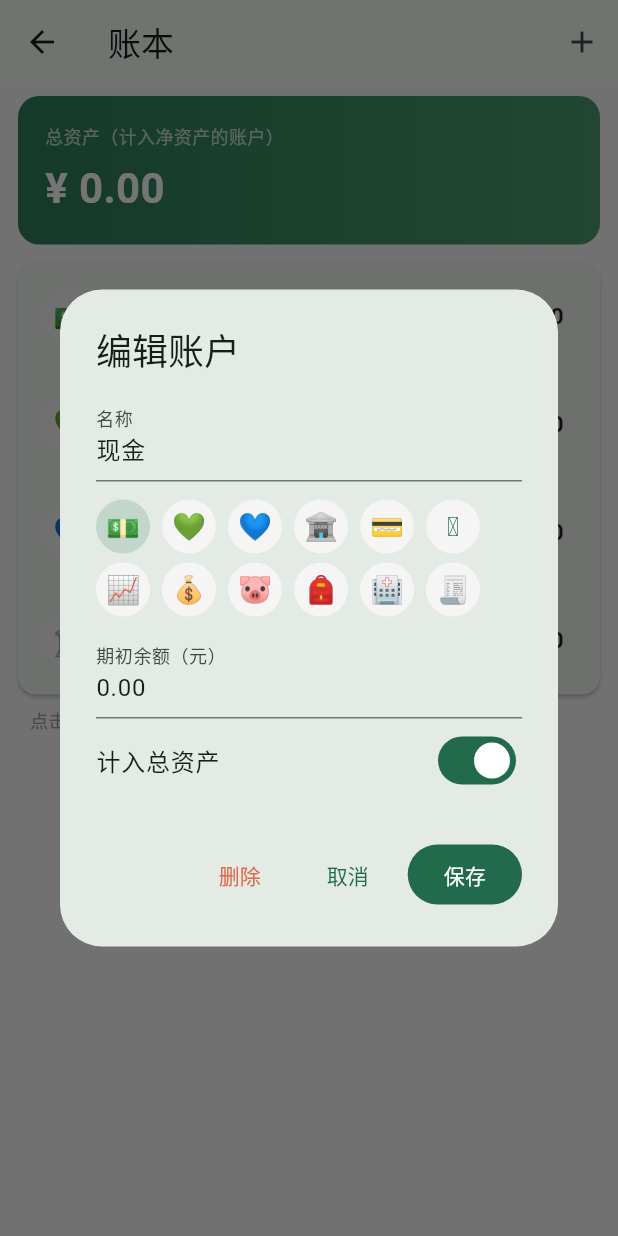
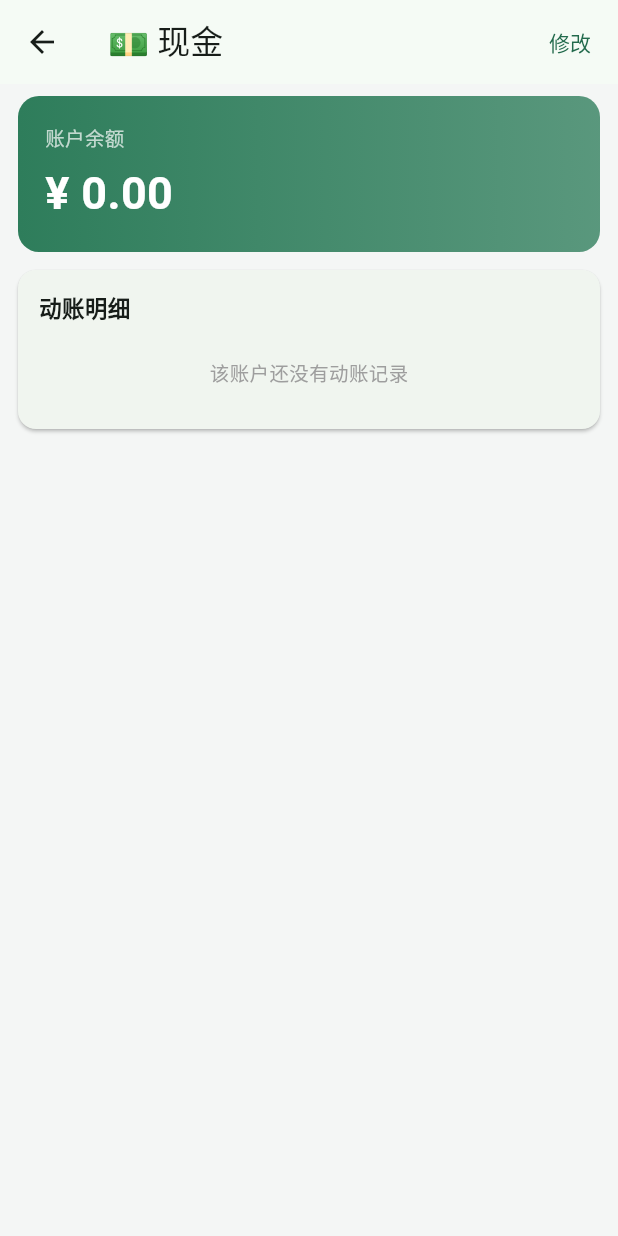
Before and after one commit to microcontrollerYuki/AAExpenseSplitter, a Flutter app: the AccountsPage screen opened directly, after a tap on "现金", on a phone screen of 412 x 824 dp. Run offline on Flutter 3.47's test engine with Material 3 defaults, Android fonts, the phone set to English and light mode, and no system bars; our stand-ins replace drift, file_picker, fl_chart, flutter_riverpod, image_picker, share_plus; missing offline and left inert: cryptography, google_mlkit_text_recognition; accounts and stored records are empty; generated files the repository leaves out were written again.

Commit message:
feat: 账户信息页——点击账户查看余额与动账明细，修改需显式进入
新增 AccountInfoPage：账户余额 + 按月分组动账明细（流入/流出小计，点明细进只读账单详情）；「修改」才打开账户编辑弹窗，删除后自动返回列表。账本页点账户改入信息页；showAccountEditor 抽为公共入口（新建/修改共用）。附文档（含上一条只读详情的补记）。

```diff
--- /dev/null
+++ b/app/lib/pages/account_info_page.dart
@@ -0,0 +1,194 @@
+import 'package:flutter/material.dart';
+import 'package:flutter_riverpod/flutter_riverpod.dart';
+
+import '../data/app_database.dart';
+import '../providers.dart';
+import '../theme.dart';
+import '../utils/balance.dart';
+import '../utils/money.dart';
+import 'accounts_page.dart';
+import 'bill_detail_page.dart';
+
+/// 账户信息页：资产账户的余额与动账明细（只读视图）。
+/// 「修改」才进入账户编辑弹窗（名称/图标/期初余额等）。
+class AccountInfoPage extends ConsumerWidget {
+  const AccountInfoPage({super.key, required this.account});
+
+  final Account account;
+
+  @override
+  Widget build(BuildContext context, WidgetRef ref) {
+    final accounts = ref.watch(accountsProvider).value ?? const <Account>[];
+    final bills = ref.watch(allBillsProvider).value ?? const <Bill>[];
+    final balance = computeBalances(accounts, bills)[account.id] ?? 0;
+
+    // 该账户的动账明细：支出/收入命中本账户，转账双方都算
+    final related = bills
+        .where((b) => b.accountId == account.id || b.toAccountId == account.id)
+        .toList();
+
+    return Scaffold(
+      appBar: AppBar(
+        title: Text('${account.emoji} ${account.name}'),
+        actions: [
+          TextButton(
+            onPressed: () async {
+              final deleted = await showAccountEditor(
+                context,
+                ref.read(databaseProvider),
+                account: account,
+                newSort: account.sort,
+              );
+              // 编辑弹窗里执行了删除 → 返回账户列表
+              if (deleted == true && context.mounted) {
+                Navigator.of(context).pop();
+              }
+            },
+            child: const Text('修改'),
+          ),
+        ],
+      ),
+      body: ListView(
+        padding: const EdgeInsets.fromLTRB(12, 8, 12, 24),
+        children: [
+          _balanceCard(balance),
+          const SizedBox(height: 12),
+          _detailCard(context, related),
+        ],
+      ),
+    );
+  }
+
+  Widget _balanceCard(int balance) {
+    return Container(
+      width: double.infinity,
+      padding: const EdgeInsets.all(18),
+      decoration: BoxDecoration(
+        gradient: LinearGradient(colors: [
+          kPrimaryColor,
+          kPrimaryColor.withValues(alpha: 0.78),
+        ]),
+        borderRadius: BorderRadius.circular(14),
+      ),
+      child: Column(
+        crossAxisAlignment: CrossAxisAlignment.start,
+        children: [
+          const Text('账户余额',
+              style: TextStyle(fontSize: 13, color: Colors.white70)),
+          const SizedBox(height: 6),
+          Text('¥ ${centsToText(balance)}',
+              style: const TextStyle(
+                  fontSize: 30,
+                  fontWeight: FontWeight.bold,
+                  color: Colors.white)),
+        ],
+      ),
+    );
+  }
+
+  /// 动账明细：按月分组，每月带流入/流出小计
+  Widget _detailCard(BuildContext context, List<Bill> related) {
+    final byMonth = <String, List<Bill>>{};
+    for (final b in related) {
+      final d = DateTime.fromMillisecondsSinceEpoch(b.dateMs);
+      byMonth.putIfAbsent('${d.year}-${d.month}', () => []).add(b);
+    }
+    final monthKeys = byMonth.keys.toList()
+      ..sort((a, b) => b.compareTo(a)); // 近月在前
+
+    return Card(
+      margin: EdgeInsets.zero,
+      child: Padding(
+        padding: const EdgeInsets.symmetric(vertical: 8),
+        child: Column(
+          crossAxisAlignment: CrossAxisAlignment.start,
+          children: [
+            const Padding(
+              padding: EdgeInsets.fromLTRB(14, 6, 14, 4),
+              child: Text('动账明细',
+                  style:
+                      TextStyle(fontSize: 15, fontWeight: FontWeight.w600)),
+            ),
+            if (related.isEmpty)
+              const Padding(
+                padding: EdgeInsets.all(20),
+                child: Center(
+                    child: Text('该账户还没有动账记录',
+                        style: TextStyle(color: Colors.grey, fontSize: 13))),
+              ),
+            for (final key in monthKeys) ...[
+              Padding(
+                padding: const EdgeInsets.fromLTRB(14, 10, 14, 2),
+                child: _monthHeader(key, byMonth[key]!),
+              ),
+              for (final b in byMonth[key]!) _billTile(context, b),
+            ],
+          ],
+        ),
+      ),
+    );
+  }
+
+  Widget _monthHeader(String key, List<Bill> bills) {
+    var inflow = 0;
+    var outflow = 0;
+    for (final b in bills) {
+      final inAmt = _inflowOf(b);
+      final outAmt = _outflowOf(b);
+      inflow += inAmt;
+      outflow += outAmt;
+    }
+    final parts = key.split('-');
+    return Row(
+      children: [
+        Text('${parts[1].padLeft(2, '0')}月',
+            style: const TextStyle(fontSize: 14, fontWeight: FontWeight.w600)),
+        const Spacer(),
+        Text('流入:¥${centsToText(inflow)}  流出:¥${centsToText(outflow)}',
+            style: const TextStyle(fontSize: 12, color: Colors.grey)),
+      ],
+    );
+  }
+
+  /// 流入本账户的金额（收入到账 / 转入）
+  int _inflowOf(Bill b) {
+    if (b.type == 1 && b.accountId == account.id) return b.amount;
+    if (b.type == 2 && b.toAccountId == account.id) return b.amount;
+    return 0;
+  }
+
+  /// 流出本账户的金额（支出 / 转出）
+  int _outflowOf(Bill b) {
+    if (b.type == 0 && b.accountId == account.id) return b.amount;
+    if (b.type == 2 && b.accountId == account.id) return b.amount;
+    return 0;
+  }
+
+  Widget _billTile(BuildContext context, Bill b) {
+    final inflow = _inflowOf(b) > 0;
+    final amount = inflow ? _inflowOf(b) : _outflowOf(b);
+    final d = DateTime.fromMillisecondsSinceEpoch(b.dateMs);
+    final title = b.type == 2
+        ? (b.accountId == account.id ? '转出' : '转入')
+        : (b.note.isEmpty ? (b.type == 0 ? '支出' : '收入') : b.note);
+    return ListTile(
+      dense: true,
+      leading: Text(b.type == 2 ? '🔁' : (b.type == 0 ? '💸' : '💰'),
+          style: const TextStyle(fontSize: 20)),
+      title: Text(title, maxLines: 1, overflow: TextOverflow.ellipsis),
+      subtitle: Text(
+          '${d.month}-${d.day.toString().padLeft(2, '0')} ${d.hour.toString().padLeft(2, '0')}:${d.minute.toString().padLeft(2, '0')}',
+          style: const TextStyle(fontSize: 12, color: Colors.grey)),
+      trailing: Text(
+        '${inflow ? '+' : '-'}${centsToText(amount)}',
+        style: TextStyle(
+            fontSize: 14,
+            fontWeight: FontWeight.w600,
+            color: inflow ? kIncomeColor : kExpenseColor),
+      ),
+      onTap: () => Navigator.of(context).push(
+        MaterialPageRoute(builder: (_) => BillDetailPage(bill: b)),
+      ),
+    );
+  }
+}
--- a/app/lib/pages/accounts_page.dart
+++ b/app/lib/pages/accounts_page.dart
@@ -9,6 +9,7 @@ import '../providers.dart';
 import '../theme.dart';
 import '../utils/balance.dart';
 import '../utils/money.dart';
+import 'account_info_page.dart';
 
 /// 账本页：总资产 + 账户列表（增改删）
 class AccountsPage extends ConsumerWidget {
@@ -31,8 +32,9 @@ class AccountsPage extends ConsumerWidget {
           IconButton(
             icon: const Icon(Icons.add),
             tooltip: '添加账户',
-            onPressed: () =>
-                _openEdit(context, ref.read(databaseProvider), null, accounts.length),
+            onPressed: () => showAccountEditor(
+                context, ref.read(databaseProvider),
+                account: null, newSort: accounts.length),
           ),
         ],
       ),
@@ -88,8 +90,11 @@ class AccountsPage extends ConsumerWidget {
                             : Colors.black87,
                       ),
                     ),
-                    onTap: () => _openEdit(
-                        context, ref.read(databaseProvider), a, accounts.length),
+                    // 点击进入账户信息页（余额 + 动账明细），「修改」才打开编辑弹窗
+                    onTap: () => Navigator.of(context).push(
+                      MaterialPageRoute(
+                          builder: (_) => AccountInfoPage(account: a)),
+                    ),
                   ),
               ],
             ),
@@ -97,22 +102,28 @@ class AccountsPage extends ConsumerWidget {
           const SizedBox(height: 8),
           const Padding(
             padding: EdgeInsets.symmetric(horizontal: 8),
-            child: Text('点击账户可编辑；仍有账单关联的账户无法删除',
+            child: Text('点击账户查看余额与动账明细；仍有账单关联的账户无法删除',
                 style: TextStyle(fontSize: 12, color: Colors.grey)),
           ),
         ],
       ),
     );
   }
+}
 
-  void _openEdit(
-      BuildContext context, AppDatabase db, Account? acc, int accountCount) {
-    showDialog(
-      context: context,
-      builder: (_) => _AccountDialog(
-          db: db, account: acc, newSort: accountCount),
-    );
-  }
+/// 打开账户编辑弹窗（新建 account 传 null）：账本「+」与账户信息页「修改」共用。
+/// 返回 true 表示执行了删除
+Future<bool?> showAccountEditor(
+  BuildContext context,
+  AppDatabase db, {
+  Account? account,
+  required int newSort,
+}) {
+  return showDialog<bool>(
+    context: context,
+    builder: (_) =>
+        _AccountDialog(db: db, account: account, newSort: newSort),
+  );
 }
 
 class _AccountDialog extends StatefulWidget {
@@ -212,7 +223,8 @@ class _AccountDialogState extends State<_AccountDialog> {
       return;
     }
     await widget.db.deleteAccount(a.id);
-    if (mounted) Navigator.of(context).pop();
+    // pop(true) 通知调用方（账户信息页）已删除，用于返回列表
+    if (mounted) Navigator.of(context).pop(true);
   }
 
   @override
```
Also changed, not shown: 2 other files.
